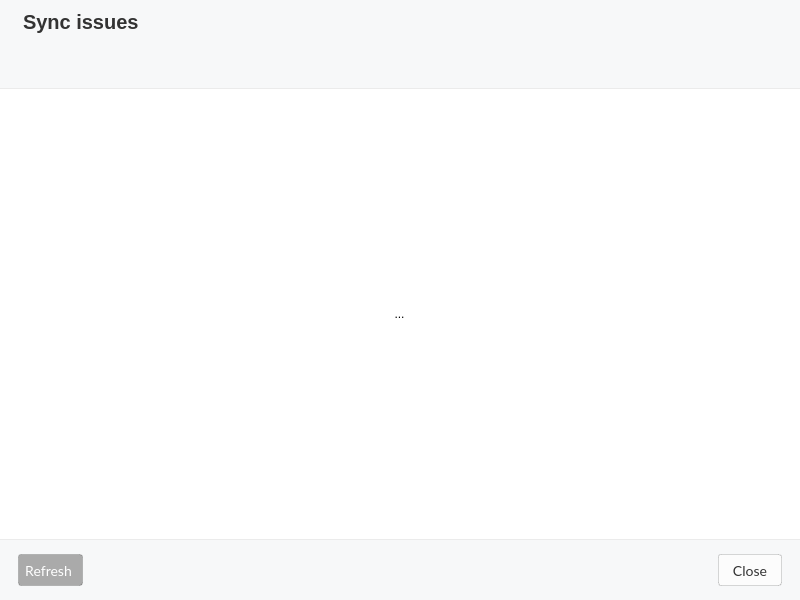
meganz/MEGAsync, file src/MEGASync/stalled_issues/gui/win/StalledIssuesDialog.ui: the form before one commit.
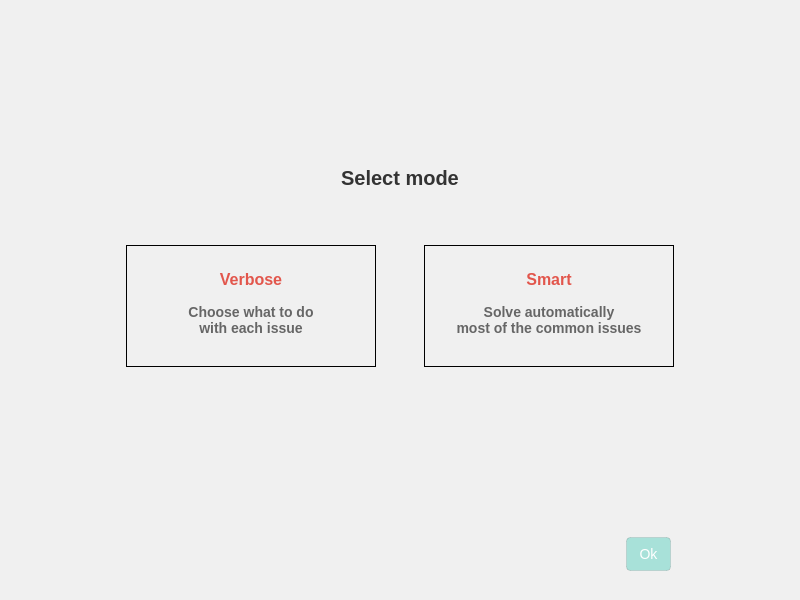
The form after the commit. The open tabs and pages were chosen to show the change. Icons and pictures are not drawn. Custom widgets are drawn as their Qt base class.

Commit message: Addes some new features: 1) Show raw info 2) Use fingerprint for new name conflict auto solve

```diff
--- a/src/MEGASync/stalled_issues/gui/win/StalledIssuesDialog.ui
+++ b/src/MEGASync/stalled_issues/gui/win/StalledIssuesDialog.ui
@@ -104,6 +104,353 @@
     <number>0</number>
    </property>
    <item>
+    <widget class="QStackedWidget" name="stackedWidget">
+     <property name="styleSheet">
+      <string notr="true">#ModeSelector
+{
+background-color: #f0f0f0;
+}</string>
+     </property>
+     <property name="currentIndex">
+      <number>0</number>
+     </property>
+     <widget class="QWidget" name="ModeSelector">
+      <property name="styleSheet">
+       <string notr="true">#ModeTitle
+{
+  font-family: &quot;Poppins&quot;;
+  font-size:20px;
+  line-height: 30px;
+  font-weight: 600;
+  color: #333333;
+}</string>
+      </property>
+      <layout class="QVBoxLayout" name="verticalLayout_5">
+       <property name="topMargin">
+        <number>20</number>
+       </property>
+       <property name="bottomMargin">
+        <number>20</number>
+       </property>
+       <item>
+        <spacer name="verticalSpacer_2">
+         <property name="orientation">
+          <enum>Qt::Vertical</enum>
+         </property>
+         <property name="sizeHint" stdset="0">
+          <size>
+           <width>20</width>
+           <height>40</height>
+          </size>
+         </property>
+        </spacer>
+       </item>
+       <item>
+        <widget class="QLabel" name="ModeTitle">
+         <property name="text">
+          <string>Select mode</string>
+         </property>
+         <property name="alignment">
+          <set>Qt::AlignCenter</set>
+         </property>
+        </widget>
+       </item>
+       <item>
+        <spacer name="verticalSpacer_4">
+         <property name="orientation">
+          <enum>Qt::Vertical</enum>
+         </property>
+         <property name="sizeType">
+          <enum>QSizePolicy::Fixed</enum>
+         </property>
+         <property name="sizeHint" stdset="0">
+          <size>
+           <width>20</width>
+           <height>40</height>
+          </size>
+         </property>
+        </spacer>
+       </item>
+       <item>
+        <widget class="QWidget" name="Container" native="true">
+         <property name="styleSheet">
+          <string notr="true">#Verbose[SELECTED=true], #Smart[SELECTED=true] 
+{
+border: 2px solid #f0373a;
+border-radius: 6px;
+background-color: white;
+}
+
+#Verbose[SELECTED=false], #Smart[SELECTED=false] 
+{
+border: 2px solid #c2c2c2;
+border-radius: 6px;
+background-color: #f6f6f6;
+}</string>
+         </property>
+         <layout class="QHBoxLayout" name="horizontalLayout_4">
+          <property name="leftMargin">
+           <number>75</number>
+          </property>
+          <property name="rightMargin">
+           <number>75</number>
+          </property>
+          <item>
+           <widget class="QFrame" name="Verbose">
+            <property name="minimumSize">
+             <size>
+              <width>0</width>
+              <height>0</height>
+             </size>
+            </property>
+            <property name="maximumSize">
+             <size>
+              <width>250</width>
+              <height>16777215</height>
+             </size>
+            </property>
+            <property name="cursor">
+             <cursorShape>PointingHandCursor</cursorShape>
+            </property>
+            <property name="styleSheet">
+             <string notr="true">#VerboseTitle
+{
+  font-family: &quot;Poppins&quot;;
+  font-size:16px;
+  line-height: 30px;
+  font-weight: 600;
+  color: #e2564c;
+}
+
+#VerboseDescription
+{
+  font-family: &quot;Poppins&quot;;
+  font-size:14px;
+  line-height: 30px;
+  font-weight: 600;
+  color: #666666;
+}
+</string>
+            </property>
+            <property name="frameShape">
+             <enum>QFrame::Panel</enum>
+            </property>
+            <layout class="QVBoxLayout" name="verticalLayout_6">
+             <property name="spacing">
+              <number>15</number>
+             </property>
+             <property name="leftMargin">
+              <number>0</number>
+             </property>
+             <property name="rightMargin">
+              <number>0</number>
+             </property>
+             <property name="bottomMargin">
+              <number>30</number>
+             </property>
+             <item>
+              <widget class="QWidget" name="VerboseIcon" native="true"/>
+             </item>
+             <item>
+              <widget class="QLabel" name="VerboseTitle">
+               <property name="text">
+                <string>Verbose</string>
+               </property>
+               <property name="alignment">
+                <set>Qt::AlignCenter</set>
+               </property>
+              </widget>
+             </item>
+             <item>
+              <widget class="QLabel" name="VerboseDescription">
+               <property name="text">
+                <string>Choose what to do
+with each issue</string>
+               </property>
+               <property name="alignment">
+                <set>Qt::AlignCenter</set>
+               </property>
+              </widget>
+             </item>
+            </layout>
+           </widget>
+          </item>
+          <item>
+           <widget class="QFrame" name="Smart">
+            <property name="minimumSize">
+             <size>
+              <width>0</width>
+              <height>0</height>
+             </size>
+            </property>
+            <property name="maximumSize">
+             <size>
+              <width>250</width>
+              <height>16777215</height>
+             </size>
+            </property>
+            <property name="cursor">
+             <cursorShape>PointingHandCursor</cursorShape>
+            </property>
+            <property name="styleSheet">
+             <string notr="true">#SmartTitle
+{
+  font-family: &quot;Poppins&quot;;
+  font-size:16px;
+  line-height: 30px;
+  font-weight: 600;
+  color: #e2564c;
+}
+
+#SmartDescription
+{
+  font-family: &quot;Poppins&quot;;
+  font-size:14px;
+  line-height: 30px;
+  font-weight: 600;
+  color: #666666;
+}
+</string>
+            </property>
+            <property name="frameShape">
+             <enum>QFrame::Panel</enum>
+            </property>
+            <layout class="QVBoxLayout" name="verticalLayout_7">
+             <property name="spacing">
+              <number>15</number>
+             </property>
+             <property name="leftMargin">
+              <number>0</number>
+             </property>
+             <property name="rightMargin">
+              <number>0</number>
+             </property>
+             <property name="bottomMargin">
+              <number>30</number>
+             </property>
+             <item>
+              <widget class="QWidget" name="SmartIcon" native="true"/>
+             </item>
+             <item>
+              <widget class="QLabel" name="SmartTitle">
+               <property name="text">
+                <string>Smart</string>
+               </property>
+               <property name="alignment">
+                <set>Qt::AlignCenter</set>
+               </property>
+              </widget>
+             </item>
+             <item>
+              <widget class="QLabel" name="SmartDescription">
+               <property name="text">
+                <string>Solve automatically
+most of the common issues</string>
+               </property>
+               <property name="alignment">
+                <set>Qt::AlignCenter</set>
+               </property>
+              </widget>
+             </item>
+            </layout>
+           </widget>
+          </item>
+         </layout>
+        </widget>
+       </item>
+       <item>
+        <spacer name="verticalSpacer">
+         <property name="orientation">
+          <enum>Qt::Vertical</enum>
+         </property>
+         <property name="sizeHint" stdset="0">
+          <size>
+           <width>20</width>
+           <height>40</height>
+          </size>
+         </property>
+        </spacer>
+       </item>
+       <item>
+        <widget class="QWidget" name="ButtonContainer" native="true">
+         <layout class="QVBoxLayout" name="verticalLayout_8">
+          <property name="rightMargin">
+           <number>120</number>
+          </property>
+          <item alignment="Qt::AlignRight">
+           <widget class="QPushButton" name="SelectButton">
+            <property name="enabled">
+             <bool>false</bool>
+            </property>
+            <property name="sizePolicy">
+             <sizepolicy hsizetype="Preferred" vsizetype="Fixed">
+              <horstretch>0</horstretch>
+              <verstretch>0</verstretch>
+             </sizepolicy>
+            </property>
+            <property name="minimumSize">
+             <size>
+              <width>0</width>
+              <height>34</height>
+             </size>
+            </property>
+            <property name="cursor">
+             <cursorShape>PointingHandCursor</cursorShape>
+            </property>
+            <property name="styleSheet">
+             <string notr="true">QPushButton
+{
+min-height:32px;
+padding-left:12px;
+padding-right:12px;
+font-size:14px;
+font-weight: 400;
+border-radius:4px;
+background:#00BFA5;
+border: 1px solid rgba(0, 0, 0, 0.1);
+color:#FFFFFF;
+}
+
+QPushButton:disabled
+{
+background: rgba(0, 191, 165, 0.3);
+color:#FFFFFF;
+}
+
+QPushButton:hover
+{
+background: #00A787;
+color:#FFFFFF;
+}</string>
+            </property>
+            <property name="text">
+             <string>Ok</string>
+            </property>
+           </widget>
+          </item>
+         </layout>
+        </widget>
+       </item>
+      </layout>
+     </widget>
+     <widget class="QWidget" name="View">
+      <layout class="QVBoxLayout" name="verticalLayout_4">
+       <property name="spacing">
+        <number>0</number>
+       </property>
+       <property name="leftMargin">
+        <number>0</number>
+       </property>
+       <property name="topMargin">
+        <number>0</number>
+       </property>
+       <property name="rightMargin">
+        <number>0</number>
+       </property>
+       <property name="bottomMargin">
+        <number>0</number>
+       </property>
+       <item>
     <widget class="QWidget" name="header" native="true">
      <property name="minimumSize">
       <size>
@@ -174,7 +521,7 @@
           <number>0</number>
          </property>
          <property name="rightMargin">
-          <number>9</number>
+              <number>15</number>
          </property>
          <property name="bottomMargin">
           <number>0</number>
@@ -507,7 +854,10 @@
       </layout>
      </widget>
      <widget class="QWidget" name="EmptyViewContainerPage">
-      <layout class="QGridLayout" name="gridLayout">
+          <layout class="QVBoxLayout" name="verticalLayout_9">
+           <property name="spacing">
+            <number>0</number>
+           </property>
        <property name="leftMargin">
         <number>0</number>
        </property>
@@ -520,10 +870,20 @@
        <property name="bottomMargin">
         <number>0</number>
        </property>
-       <property name="spacing">
-        <number>0</number>
-       </property>
-       <item row="0" column="0">
+           <item>
+            <spacer name="verticalSpacer_3">
+             <property name="orientation">
+              <enum>Qt::Vertical</enum>
+             </property>
+             <property name="sizeHint" stdset="0">
+              <size>
+               <width>20</width>
+               <height>40</height>
+              </size>
+             </property>
+            </spacer>
+           </item>
+           <item alignment="Qt::AlignHCenter">
         <widget class="QToolButton" name="toolButton">
          <property name="styleSheet">
           <string notr="true">QToolButton
@@ -541,7 +901,7 @@
          <property name="iconSize">
           <size>
            <width>240</width>
-           <height>240</height>
+               <height>245</height>
           </size>
          </property>
         </widget>
@@ -655,6 +1015,10 @@
    </item>
   </layout>
  </widget>
+    </widget>
+   </item>
+  </layout>
+ </widget>
  <customwidgets>
   <customwidget>
    <class>StalledIssuesView</class>
```
Left out of the diff: 70 changed lines with no effect on the pictures. Lines whose indentation alone changed are shown as unchanged. The commit also changes 28 other files.
